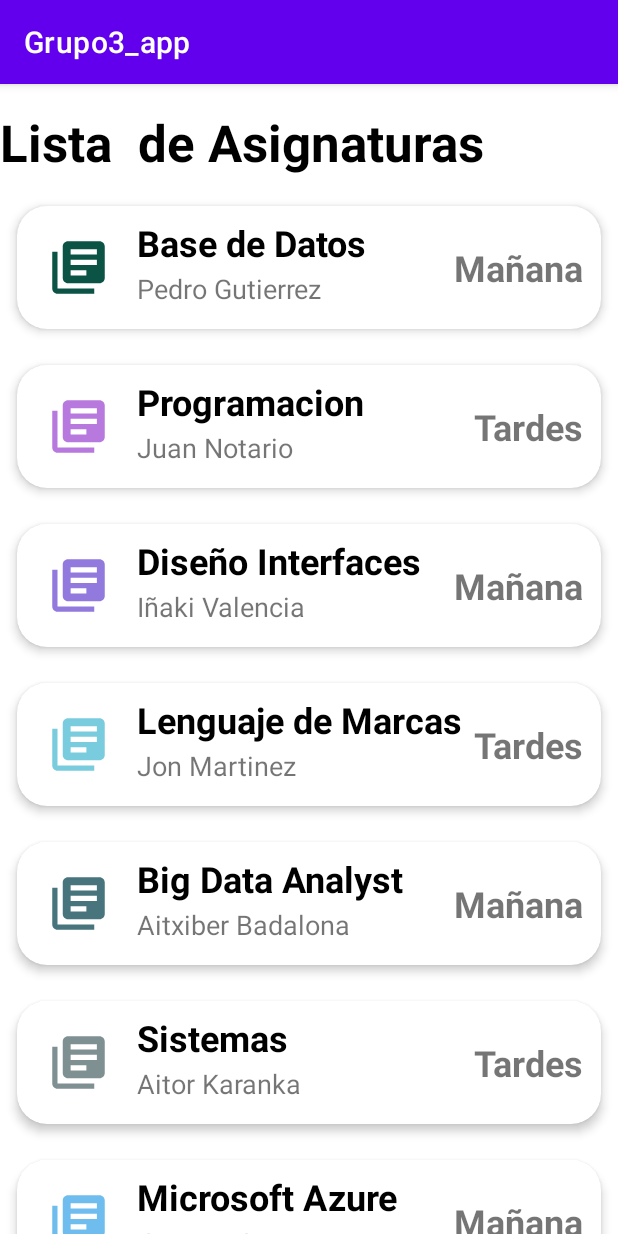
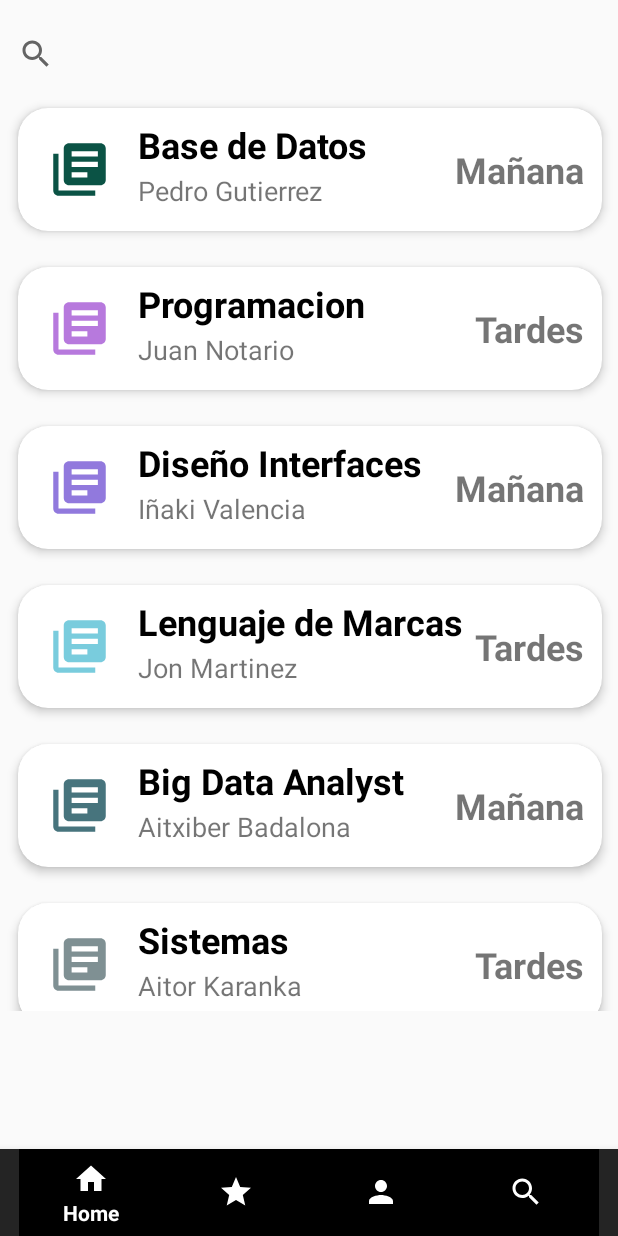
Before and after one commit to RodyArmoa/Grupo3_PMD, an Android app: the TopicsActivity screen opened directly, with no data from a screen before it, on a phone screen of 412 x 824 dp. Run offline under Robolectric (Android 15) with nearby library versions, the phone set to English and light mode, and no system bars; Roboto replaces fonts that are not available here.

Commit message:
Se añade un buscador en el activity_topics.xml, tambien se ajustan el menu inferior, tambien se añade el menu inferior en el layout_topic.
Se ajustan la animacion de inicio.

```diff
--- a/app/src/main/AndroidManifest.xml
+++ b/app/src/main/AndroidManifest.xml
@@ -20,6 +20,7 @@
                 android:value="" />
         </activity>
         <activity
+            android:theme="@style/Theme.AppCompat.DayNight.NoActionBar"
             android:name=".TopicsActivity"
             android:exported="false">
             <meta-data
@@ -62,6 +63,7 @@
                 android:value="" />
         </activity>
         <activity
+            android:theme="@style/Theme.AppCompat.DayNight.NoActionBar"
             android:name=".RegisterActivity"
             android:exported="false">
             <meta-data
@@ -69,6 +71,7 @@
                 android:value="" />
         </activity>
         <activity
+            android:theme="@style/Theme.AppCompat.DayNight.NoActionBar"
             android:name=".LoginActivity"
             android:exported="false">
             <meta-data
@@ -76,6 +79,7 @@
                 android:value="" />
         </activity>
         <activity
+            android:theme="@style/Theme.AppCompat.DayNight.NoActionBar"
             android:name=".MainActivity"
             android:exported="true">
             <intent-filter>
--- a/app/src/main/java/com/example/grupo3_app/TopicsActivity.java
+++ b/app/src/main/java/com/example/grupo3_app/TopicsActivity.java
@@ -6,23 +6,86 @@ import androidx.appcompat.app.AppCompatActivity;
 import androidx.recyclerview.widget.LinearLayoutManager;
 import androidx.recyclerview.widget.RecyclerView;
 
+import android.content.Intent;
 import android.os.Bundle;
+import android.view.MenuItem;
+import android.widget.SearchView;
+import android.widget.Toast;
 
 import com.example.grupo3_app.Topics.ListAdapterTopics;
 import com.example.grupo3_app.Topics.Listelementtopic;
+import com.google.android.material.bottomnavigation.BottomNavigationView;
 
 import java.util.ArrayList;
 import java.util.List;
 
-public class TopicsActivity extends AppCompatActivity {
+public class TopicsActivity extends AppCompatActivity implements SearchView.OnQueryTextListener{
     List<Listelementtopic> listelementtopics;
-
+    BottomNavigationView mbottomNavigationView;
+    SearchView buscarAsignatura;
+    ListAdapterTopics listAdapterTopics;
     @Override
     protected void onCreate(Bundle savedInstanceState) {
         super.onCreate(savedInstanceState);
         setContentView(R.layout.activity_topics);
 
+
+    buscarAsignatura = (SearchView) findViewById(R.id.buscarAsignatura);
+
+    buscarAsignatura.setOnQueryTextListener(this);
+
+
+
+
+
+        //-----------Barra Menu Inferior---------------------------------------------//
+        mbottomNavigationView = (BottomNavigationView)findViewById(R.id.bottonNavigation);
+        mbottomNavigationView.setOnNavigationItemSelectedListener(new BottomNavigationView.OnNavigationItemSelectedListener() {
+            @Override
+            public boolean onNavigationItemSelected(@NonNull MenuItem item) {
+
+                if (item.getItemId()==R.id.menu_inferior_home){
+
+                    Intent intent = new Intent(TopicsActivity.this, ComunityActivity.class);
+                    startActivity(intent);
+                    overridePendingTransition(R.anim.right_in, R.anim.right_out);
+
+                    Toast.makeText(TopicsActivity.this, "Home", Toast.LENGTH_SHORT).show();
+
+                } if (item.getItemId()==R.id.menu_inferior_favorite){
+
+
+                    Toast.makeText(TopicsActivity.this, "Favoritos", Toast.LENGTH_SHORT).show();
+
+                } if (item.getItemId()==R.id.menu_inferior_perfil){
+
+                    Intent intent = new Intent(TopicsActivity.this, MiPerfilActivity.class);
+                    startActivity(intent);
+                    overridePendingTransition(R.anim.right_in, R.anim.right_out);
+
+                    Toast.makeText(TopicsActivity.this, "Perfil", Toast.LENGTH_SHORT).show();
+
+                }
+                if (item.getItemId()==R.id.menu_inferior_buscar){
+
+                    Intent intent = new Intent(TopicsActivity.this, TopicsActivity.class);
+                    startActivity(intent);
+                    overridePendingTransition(R.anim.right_in, R.anim.right_out);
+
+                    Toast.makeText(TopicsActivity.this, "Asignaturas", Toast.LENGTH_SHORT).show();
+                }
+
+
+                return true;
+            }
+        });
+
+        //-----------------FIn de Barra Menu inferior------------------//
+
+
+        //--------Inicializacion del metodo Init()--------//
         init();
+        //--------Fin del Inicializacion del metodo Init()--------//
     }
 
 
@@ -41,7 +104,7 @@ public class TopicsActivity extends AppCompatActivity {
         listelementtopics.add(new Listelementtopic("#0B5345", "Amazon Web Services","Susana Torres","Tardes"));
         listelementtopics.add(new Listelementtopic("#9179DD", "Amazon Web Services","Luis Medina","Mañana"));
 
-        ListAdapterTopics listAdapterTopics= new ListAdapterTopics(listelementtopics, this, new ListAdapterTopics.OnItemClickListener() {
+       listAdapterTopics= new ListAdapterTopics(listelementtopics, this, new ListAdapterTopics.OnItemClickListener() {
             @Override
             public void onItemClick(Listelementtopic item) {
 
@@ -83,4 +146,15 @@ public class TopicsActivity extends AppCompatActivity {
 
     }
 
+    @Override
+    public boolean onQueryTextSubmit(String query) {
+        return false;
+    }
+
+    @Override
+    public boolean onQueryTextChange(String newText) {
+
+        listAdapterTopics.buscarAsignatura(newText);
+        return false;
+    }
 }
--- a/app/src/main/res/anim/desplazamiento_arriba.xml
+++ b/app/src/main/res/anim/desplazamiento_arriba.xml
@@ -1,6 +1,8 @@
 <?xml version="1.0" encoding="utf-8"?>
 <set xmlns:android="http://schemas.android.com/apk/res/android">
+
     <translate
+
         android:fromXDelta="20%"
         android:fromYDelta="-90%"
         android:duration="2000"/>
--- /dev/null
+++ b/app/src/main/res/drawable/ic_buscar_menu_inferior.xml
@@ -0,0 +1,5 @@
+<vector android:height="24dp" android:tint="#FFFFFF"
+    android:viewportHeight="24" android:viewportWidth="24"
+    android:width="24dp" xmlns:android="http://schemas.android.com/apk/res/android">
+    <path android:fillColor="@android:color/white" android:pathData="M15.5,14h-0.79l-0.28,-0.27C15.41,12.59 16,11.11 16,9.5 16,5.91 13.09,3 9.5,3S3,5.91 3,9.5 5.91,16 9.5,16c1.61,0 3.09,-0.59 4.23,-1.57l0.27,0.28v0.79l5,4.99L20.49,19l-4.99,-5zM9.5,14C7.01,14 5,11.99 5,9.5S7.01,5 9.5,5 14,7.01 14,9.5 11.99,14 9.5,14z"/>
+</vector>
--- a/app/src/main/res/layout/activity_comunity.xml
+++ b/app/src/main/res/layout/activity_comunity.xml
@@ -36,12 +36,12 @@
     <com.google.android.material.bottomnavigation.BottomNavigationView
         android:id="@+id/bottonNavigation"
         android:layout_width="match_parent"
-        android:layout_height="71dp"
+        android:layout_height="58dp"
         android:layout_gravity="bottom"
         android:background="#242424"
         app:itemBackground="@color/black"
+        app:itemIconTint="@color/white"
         app:itemTextColor="@color/white"
-        app:itemIconTint="@color/white"
         app:menu="@menu/menu_inferior">
 
     </com.google.android.material.bottomnavigation.BottomNavigationView>
--- a/app/src/main/res/layout/activity_description.xml
+++ b/app/src/main/res/layout/activity_description.xml
@@ -120,8 +120,8 @@
         android:layout_below="@+id/titleOpinionDescriptionStudents"
         android:layout_alignParentStart="true"
         android:layout_alignParentBottom="false"
-        android:layout_marginStart="1dp"
-        android:layout_marginTop="96dp"
+        android:layout_marginStart="-2dp"
+        android:layout_marginTop="52dp"
         android:layout_marginBottom="5dp" />
 
 
--- a/app/src/main/res/layout/activity_topics.xml
+++ b/app/src/main/res/layout/activity_topics.xml
@@ -4,30 +4,41 @@
     xmlns:tools="http://schemas.android.com/tools"
     android:layout_width="match_parent"
     android:layout_height="match_parent"
+    android:orientation="vertical"
     tools:context=".TopicsActivity">
 
-    <TextView
-        android:id="@+id/textViewListaAsignaturas"
-        android:layout_width="wrap_content"
-        android:layout_height="wrap_content"
-        android:layout_marginTop="16dp"
-        android:text="Lista  de Asignaturas"
-        android:textColor="@color/black"
-        android:textSize="34sp"
-        android:textStyle="bold"
-        app:layout_constraintTop_toTopOf="parent"
-        tools:layout_editor_absoluteX="3dp" />
 
     <androidx.recyclerview.widget.RecyclerView
         android:id="@+id/listAsignaturasRecyView"
-        android:layout_width="0dp"
-        android:layout_height="0dp"
-        android:layout_marginStart="1dp"
-        android:layout_marginTop="8dp"
-        android:layout_marginEnd="1dp"
-        android:layout_marginBottom="1dp"
+        android:layout_width="409dp"
+        android:layout_height="614dp"
+        app:layout_constraintEnd_toEndOf="parent"
+        app:layout_constraintHorizontal_bias="0.75"
+        app:layout_constraintStart_toStartOf="parent"
+        app:layout_constraintTop_toBottomOf="@+id/buscarAsignatura" />
+
+    <com.google.android.material.bottomnavigation.BottomNavigationView
+        android:id="@+id/bottonNavigation"
+        android:layout_width="match_parent"
+        android:layout_height="58dp"
+        android:layout_gravity="bottom"
+        android:background="#242424"
+        app:itemBackground="@color/black"
+        app:itemIconTint="@color/white"
+        app:itemTextColor="@color/white"
         app:layout_constraintBottom_toBottomOf="parent"
+        app:layout_constraintStart_toStartOf="parent"
+        app:menu="@menu/menu_inferior">
+
+    </com.google.android.material.bottomnavigation.BottomNavigationView>
+
+    <SearchView
+        android:id="@+id/buscarAsignatura"
+        android:layout_width="match_parent"
+        android:layout_height="wrap_content"
+        android:layout_marginTop="12dp"
         app:layout_constraintEnd_toEndOf="parent"
+        app:layout_constraintHorizontal_bias="0.0"
         app:layout_constraintStart_toStartOf="parent"
-        app:layout_constraintTop_toBottomOf="@+id/textViewListaAsignaturas" />
+        app:layout_constraintTop_toTopOf="parent" />
 </androidx.constraintlayout.widget.ConstraintLayout>
--- a/app/src/main/res/menu/menu_inferior.xml
+++ b/app/src/main/res/menu/menu_inferior.xml
@@ -9,5 +9,8 @@
     <item android:id="@+id/menu_inferior_perfil"
         android:title="Perfil"
         android:icon="@drawable/ic_perfil_menu_inferior"/>
+    <item android:id="@+id/menu_inferior_buscar"
+        android:title="Buscar"
+        android:icon="@drawable/ic_buscar_menu_inferior"/>
 
 </menu>
```
Also changed, not shown: app/src/main/java/com/example/grupo3_app/ComunityActivity.java (+12 -0 lines), app/src/main/java/com/example/grupo3_app/Topics/ListAdapterTopics.java (+29 -1 lines), app/src/main/res/layout/activity_main.xml (+11 -4 lines).
